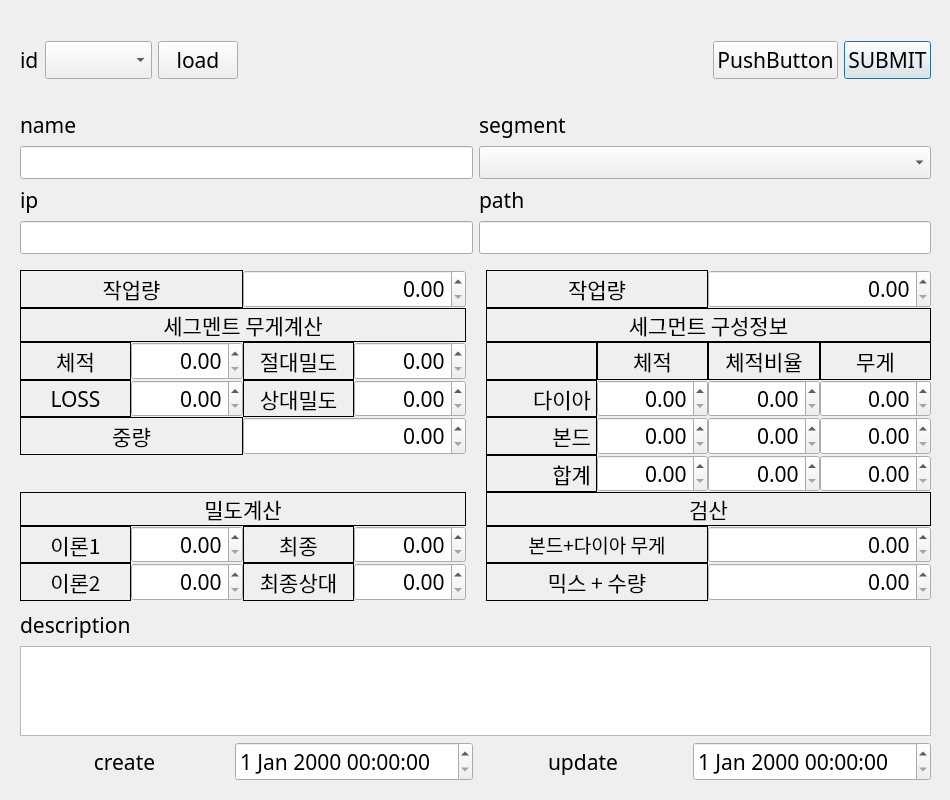
First picture: the form in ui/spDialog.ui, repository SuhYeoJee/OrderManager, before the edit.
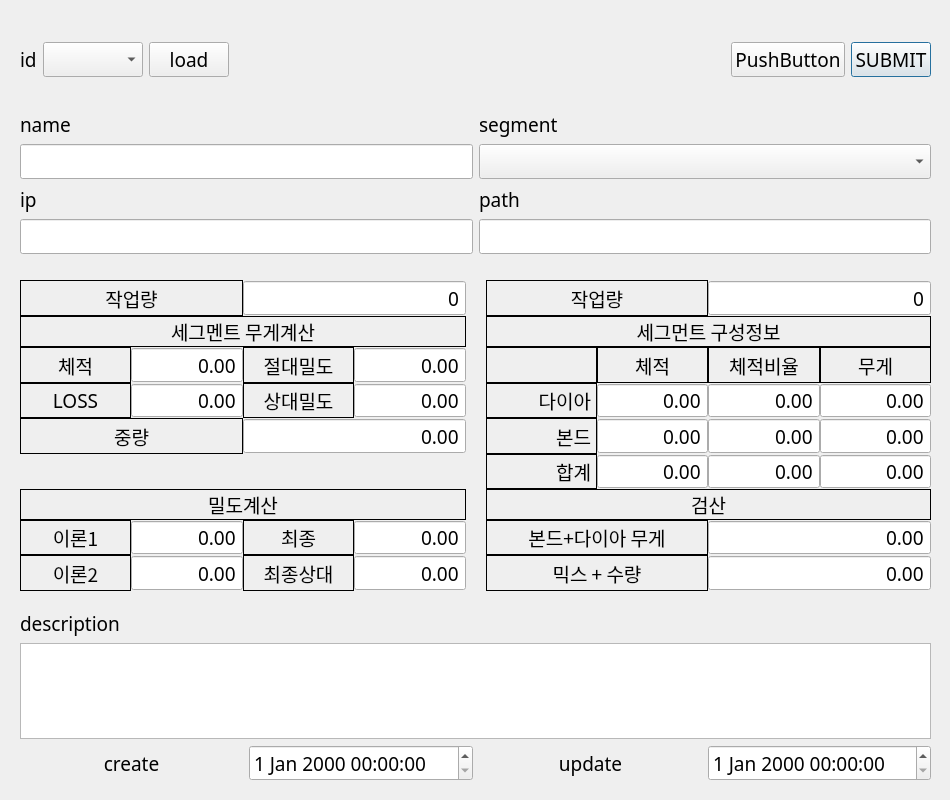
Second picture: the form after the edit.

Patch:
```diff
--- a/ui/spDialog.ui
+++ b/ui/spDialog.ui
@@ -13,7 +13,7 @@
   <property name="font">
    <font>
     <family>굴림</family>
-    <pointsize>16</pointsize>
+    <pointsize>14</pointsize>
    </font>
   </property>
   <property name="windowTitle">
@@ -204,9 +204,9 @@
    <property name="geometry">
     <rect>
      <x>20</x>
-     <y>270</y>
+     <y>280</y>
      <width>911</width>
-     <height>331</height>
+     <height>311</height>
     </rect>
    </property>
    <layout class="QGridLayout" name="sp_infoGridLayout">
@@ -234,6 +234,15 @@
       <property name="alignment">
        <set>Qt::AlignRight|Qt::AlignTrailing|Qt::AlignVCenter</set>
       </property>
+      <property name="readOnly">
+       <bool>true</bool>
+      </property>
+      <property name="buttonSymbols">
+       <enum>QAbstractSpinBox::NoButtons</enum>
+      </property>
+      <property name="maximum">
+       <double>999999.989999999990687</double>
+      </property>
      </widget>
     </item>
     <item row="0" column="5" colspan="2">
@@ -273,6 +282,15 @@
       <property name="alignment">
        <set>Qt::AlignRight|Qt::AlignTrailing|Qt::AlignVCenter</set>
       </property>
+      <property name="readOnly">
+       <bool>true</bool>
+      </property>
+      <property name="buttonSymbols">
+       <enum>QAbstractSpinBox::NoButtons</enum>
+      </property>
+      <property name="maximum">
+       <double>999999.989999999990687</double>
+      </property>
      </widget>
     </item>
     <item row="9" column="5" colspan="2">
@@ -333,6 +351,15 @@
       <property name="alignment">
        <set>Qt::AlignRight|Qt::AlignTrailing|Qt::AlignVCenter</set>
       </property>
+      <property name="readOnly">
+       <bool>true</bool>
+      </property>
+      <property name="buttonSymbols">
+       <enum>QAbstractSpinBox::NoButtons</enum>
+      </property>
+      <property name="maximum">
+       <double>999999.989999999990687</double>
+      </property>
      </widget>
     </item>
     <item row="4" column="5">
@@ -356,6 +383,15 @@
       <property name="alignment">
        <set>Qt::AlignRight|Qt::AlignTrailing|Qt::AlignVCenter</set>
       </property>
+      <property name="readOnly">
+       <bool>true</bool>
+      </property>
+      <property name="buttonSymbols">
+       <enum>QAbstractSpinBox::NoButtons</enum>
+      </property>
+      <property name="maximum">
+       <double>999999.989999999990687</double>
+      </property>
      </widget>
     </item>
     <item row="4" column="6">
@@ -363,6 +399,15 @@
       <property name="alignment">
        <set>Qt::AlignRight|Qt::AlignTrailing|Qt::AlignVCenter</set>
       </property>
+      <property name="readOnly">
+       <bool>true</bool>
+      </property>
+      <property name="buttonSymbols">
+       <enum>QAbstractSpinBox::NoButtons</enum>
+      </property>
+      <property name="maximum">
+       <double>999999.989999999990687</double>
+      </property>
      </widget>
     </item>
     <item row="5" column="0" colspan="2">
@@ -450,6 +495,15 @@
       <property name="alignment">
        <set>Qt::AlignRight|Qt::AlignTrailing|Qt::AlignVCenter</set>
       </property>
+      <property name="readOnly">
+       <bool>true</bool>
+      </property>
+      <property name="buttonSymbols">
+       <enum>QAbstractSpinBox::NoButtons</enum>
+      </property>
+      <property name="maximum">
+       <double>999999.989999999990687</double>
+      </property>
      </widget>
     </item>
     <item row="6" column="6">
@@ -457,6 +511,15 @@
       <property name="alignment">
        <set>Qt::AlignRight|Qt::AlignTrailing|Qt::AlignVCenter</set>
       </property>
+      <property name="readOnly">
+       <bool>true</bool>
+      </property>
+      <property name="buttonSymbols">
+       <enum>QAbstractSpinBox::NoButtons</enum>
+      </property>
+      <property name="maximum">
+       <double>999999.989999999990687</double>
+      </property>
      </widget>
     </item>
     <item row="4" column="0">
@@ -491,18 +554,20 @@
       </property>
      </widget>
     </item>
-    <item row="0" column="2" colspan="2">
-     <widget class="QDoubleSpinBox" name="inputs_workloadDoubleSpinBox">
-      <property name="alignment">
-       <set>Qt::AlignRight|Qt::AlignTrailing|Qt::AlignVCenter</set>
-      </property>
-     </widget>
-    </item>
     <item row="10" column="3">
      <widget class="QDoubleSpinBox" name="autos_final_rel_densityDoubleSpinBox">
       <property name="alignment">
        <set>Qt::AlignRight|Qt::AlignTrailing|Qt::AlignVCenter</set>
       </property>
+      <property name="readOnly">
+       <bool>true</bool>
+      </property>
+      <property name="buttonSymbols">
+       <enum>QAbstractSpinBox::NoButtons</enum>
+      </property>
+      <property name="maximum">
+       <double>999999.989999999990687</double>
+      </property>
      </widget>
     </item>
     <item row="10" column="7" colspan="2">
@@ -510,6 +575,15 @@
       <property name="alignment">
        <set>Qt::AlignRight|Qt::AlignTrailing|Qt::AlignVCenter</set>
       </property>
+      <property name="readOnly">
+       <bool>true</bool>
+      </property>
+      <property name="buttonSymbols">
+       <enum>QAbstractSpinBox::NoButtons</enum>
+      </property>
+      <property name="maximum">
+       <double>999999.989999999990687</double>
+      </property>
      </widget>
     </item>
     <item row="9" column="1">
@@ -517,6 +591,15 @@
       <property name="alignment">
        <set>Qt::AlignRight|Qt::AlignTrailing|Qt::AlignVCenter</set>
       </property>
+      <property name="readOnly">
+       <bool>true</bool>
+      </property>
+      <property name="buttonSymbols">
+       <enum>QAbstractSpinBox::NoButtons</enum>
+      </property>
+      <property name="maximum">
+       <double>999999.989999999990687</double>
+      </property>
      </widget>
     </item>
     <item row="4" column="1">
@@ -524,6 +607,15 @@
       <property name="alignment">
        <set>Qt::AlignRight|Qt::AlignTrailing|Qt::AlignVCenter</set>
       </property>
+      <property name="readOnly">
+       <bool>true</bool>
+      </property>
+      <property name="buttonSymbols">
+       <enum>QAbstractSpinBox::NoButtons</enum>
+      </property>
+      <property name="maximum">
+       <double>999999.989999999990687</double>
+      </property>
      </widget>
     </item>
     <item row="4" column="7">
@@ -531,6 +623,15 @@
       <property name="alignment">
        <set>Qt::AlignRight|Qt::AlignTrailing|Qt::AlignVCenter</set>
       </property>
+      <property name="readOnly">
+       <bool>true</bool>
+      </property>
+      <property name="buttonSymbols">
+       <enum>QAbstractSpinBox::NoButtons</enum>
+      </property>
+      <property name="maximum">
+       <double>999999.989999999990687</double>
+      </property>
      </widget>
     </item>
     <item row="6" column="5">
@@ -570,6 +671,15 @@
       <property name="alignment">
        <set>Qt::AlignRight|Qt::AlignTrailing|Qt::AlignVCenter</set>
       </property>
+      <property name="readOnly">
+       <bool>true</bool>
+      </property>
+      <property name="buttonSymbols">
+       <enum>QAbstractSpinBox::NoButtons</enum>
+      </property>
+      <property name="maximum">
+       <double>999999.989999999990687</double>
+      </property>
      </widget>
     </item>
     <item row="1" column="4">
@@ -606,6 +716,15 @@
       <property name="alignment">
        <set>Qt::AlignRight|Qt::AlignTrailing|Qt::AlignVCenter</set>
       </property>
+      <property name="readOnly">
+       <bool>true</bool>
+      </property>
+      <property name="buttonSymbols">
+       <enum>QAbstractSpinBox::NoButtons</enum>
+      </property>
+      <property name="maximum">
+       <double>999999.989999999990687</double>
+      </property>
      </widget>
     </item>
     <item row="3" column="3">
@@ -613,6 +732,15 @@
       <property name="alignment">
        <set>Qt::AlignRight|Qt::AlignTrailing|Qt::AlignVCenter</set>
       </property>
+      <property name="readOnly">
+       <bool>true</bool>
+      </property>
+      <property name="buttonSymbols">
+       <enum>QAbstractSpinBox::NoButtons</enum>
+      </property>
+      <property name="maximum">
+       <double>999999.989999999990687</double>
+      </property>
      </widget>
     </item>
     <item row="5" column="6">
@@ -620,6 +748,15 @@
       <property name="alignment">
        <set>Qt::AlignRight|Qt::AlignTrailing|Qt::AlignVCenter</set>
       </property>
+      <property name="readOnly">
+       <bool>true</bool>
+      </property>
+      <property name="buttonSymbols">
+       <enum>QAbstractSpinBox::NoButtons</enum>
+      </property>
+      <property name="maximum">
+       <double>999999.989999999990687</double>
+      </property>
      </widget>
     </item>
     <item row="10" column="1">
@@ -627,6 +764,15 @@
       <property name="alignment">
        <set>Qt::AlignRight|Qt::AlignTrailing|Qt::AlignVCenter</set>
       </property>
+      <property name="readOnly">
+       <bool>true</bool>
+      </property>
+      <property name="buttonSymbols">
+       <enum>QAbstractSpinBox::NoButtons</enum>
+      </property>
+      <property name="maximum">
+       <double>999999.989999999990687</double>
+      </property>
      </widget>
     </item>
     <item row="9" column="7" colspan="2">
@@ -634,6 +780,15 @@
       <property name="alignment">
        <set>Qt::AlignRight|Qt::AlignTrailing|Qt::AlignVCenter</set>
       </property>
+      <property name="readOnly">
+       <bool>true</bool>
+      </property>
+      <property name="buttonSymbols">
+       <enum>QAbstractSpinBox::NoButtons</enum>
+      </property>
+      <property name="maximum">
+       <double>999999.989999999990687</double>
+      </property>
      </widget>
     </item>
     <item row="3" column="8">
@@ -673,6 +828,15 @@
       <property name="alignment">
        <set>Qt::AlignRight|Qt::AlignTrailing|Qt::AlignVCenter</set>
       </property>
+      <property name="readOnly">
+       <bool>true</bool>
+      </property>
+      <property name="buttonSymbols">
+       <enum>QAbstractSpinBox::NoButtons</enum>
+      </property>
+      <property name="maximum">
+       <double>999999.989999999990687</double>
+      </property>
      </widget>
     </item>
     <item row="2" column="0" colspan="4">
@@ -696,6 +860,15 @@
       <property name="alignment">
        <set>Qt::AlignRight|Qt::AlignTrailing|Qt::AlignVCenter</set>
       </property>
+      <property name="readOnly">
+       <bool>true</bool>
+      </property>
+      <property name="buttonSymbols">
+       <enum>QAbstractSpinBox::NoButtons</enum>
+      </property>
+      <property name="maximum">
+       <double>999999.989999999990687</double>
+      </property>
      </widget>
     </item>
     <item row="10" column="0">
@@ -727,13 +900,6 @@
       </property>
      </spacer>
     </item>
-    <item row="0" column="7" colspan="2">
-     <widget class="QDoubleSpinBox" name="doubleSpinBox_40">
-      <property name="alignment">
-       <set>Qt::AlignRight|Qt::AlignTrailing|Qt::AlignVCenter</set>
-      </property>
-     </widget>
-    </item>
     <item row="2" column="5" colspan="4">
      <widget class="QLabel" name="label_7">
       <property name="frameShape">
@@ -782,6 +948,32 @@
       </property>
      </widget>
     </item>
+    <item row="0" column="2" colspan="2">
+     <widget class="QSpinBox" name="inputs_workloadSpinBox">
+      <property name="alignment">
+       <set>Qt::AlignRight|Qt::AlignTrailing|Qt::AlignVCenter</set>
+      </property>
+      <property name="readOnly">
+       <bool>true</bool>
+      </property>
+      <property name="buttonSymbols">
+       <enum>QAbstractSpinBox::NoButtons</enum>
+      </property>
+     </widget>
+    </item>
+    <item row="0" column="7" colspan="2">
+     <widget class="QSpinBox" name="autos_segment_workSpinBox">
+      <property name="alignment">
+       <set>Qt::AlignRight|Qt::AlignTrailing|Qt::AlignVCenter</set>
+      </property>
+      <property name="readOnly">
+       <bool>true</bool>
+      </property>
+      <property name="buttonSymbols">
+       <enum>QAbstractSpinBox::NoButtons</enum>
+      </property>
+     </widget>
+    </item>
    </layout>
   </widget>
  </widget>
```
